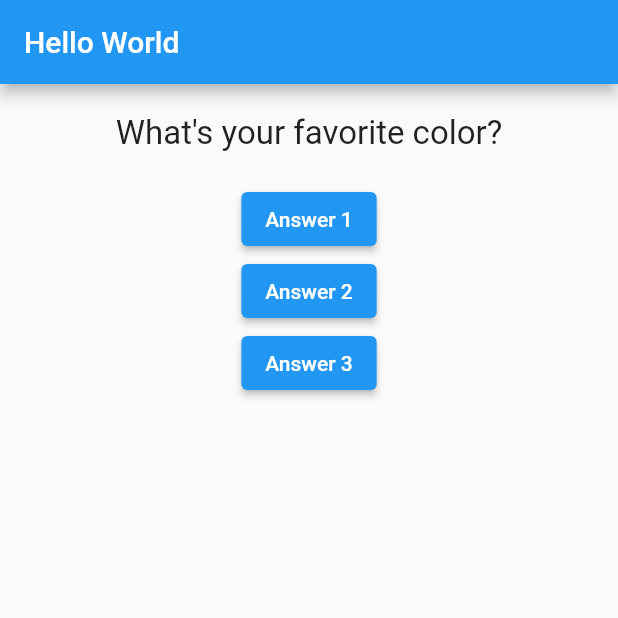
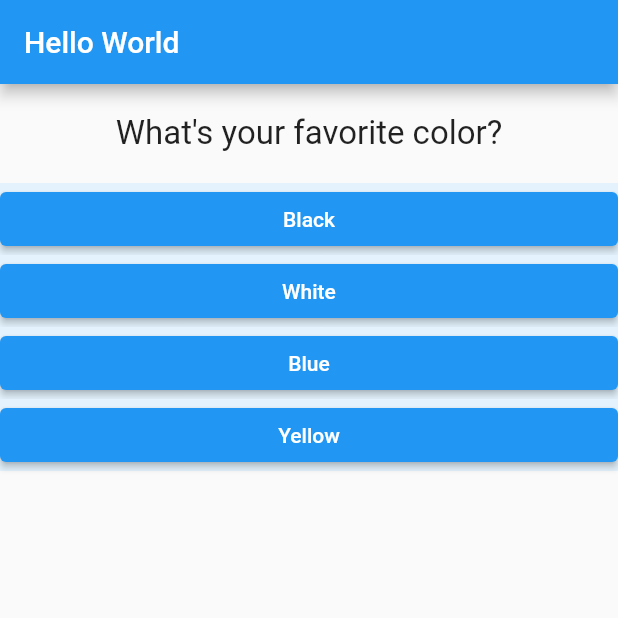
Before and after one commit to chidambararajab/flutter_complete_guide, a Flutter app: the screen it shows after launch, on a phone screen of 412 x 824 dp, the top half of it. Run offline on Flutter 3.47's test engine with Material 2 defaults, Android fonts, the phone set to English and light mode, and no system bars.

Commit message:
Callback & Interducing Maps

```diff
--- /dev/null
+++ b/lib/answer.dart
@@ -0,0 +1,20 @@
+import 'package:flutter/material.dart';
+
+class Answer extends StatelessWidget {
+  final Function selectAnswerHandler;
+  final String answerText;
+
+  Answer(this.selectAnswerHandler, this.answerText);
+
+  @override
+  Widget build(BuildContext context) {
+    return Container(
+      width: double.maxFinite,
+      color: Colors.blue[50],
+      child: ElevatedButton(
+        child: Text(answerText),
+        onPressed: selectAnswerHandler,
+      ),
+    );
+  }
+}
--- a/lib/main.dart
+++ b/lib/main.dart
@@ -1,6 +1,7 @@
 import 'package:flutter/material.dart';
 
-import './Question.dart';
+import 'question.dart';
+import 'answer.dart';
 
 void main() => runApp(MyApp());
 
@@ -23,10 +24,24 @@ class _MyAppState extends State<MyApp> {
 
   @override
   Widget build(BuildContext context) {
-    var questions = [
-      'What\'s your favorite color?',
-      'What\'s your favorite foods?',
-      'What\'s your favorite place?'
+    const questions = [
+      {
+        'questionText': 'What\'s your favorite color?',
+        'answers': ['Black', 'White', 'Blue', 'Yellow']
+      },
+      {
+        'questionText': 'What\'s your favorite foods?',
+        'answers': ['Biriyani', 'Roti', 'Ramen', 'Osirikoo']
+      },
+      {
+        'questionText': 'What\'s your favorite anime?',
+        'answers': [
+          'Naruto',
+          'One Piece',
+          'My hero academea',
+          'Hippo no makanauchi'
+        ]
+      },
     ];
 
     return MaterialApp(
@@ -37,20 +52,12 @@ class _MyAppState extends State<MyApp> {
       body: Column(
         children: [
           Question(
-            questions[_questionIndex],
+            questions[_questionIndex]['questionText'],
           ),
-          ElevatedButton(
-            child: Text('Answer 1'),
-            onPressed: _answerQuestion,
-          ),
-          ElevatedButton(
-            child: Text('Answer 2'),
-            onPressed: _answerQuestion,
-          ),
-          ElevatedButton(
-            child: Text('Answer 3'),
-            onPressed: _answerQuestion,
-          ),
+          ...(questions[_questionIndex]['answers'] as List<String>)
+              .map((answer) {
+            return Answer(_answerQuestion, answer);
+          }).toList()
         ],
       ),
     ));
```
